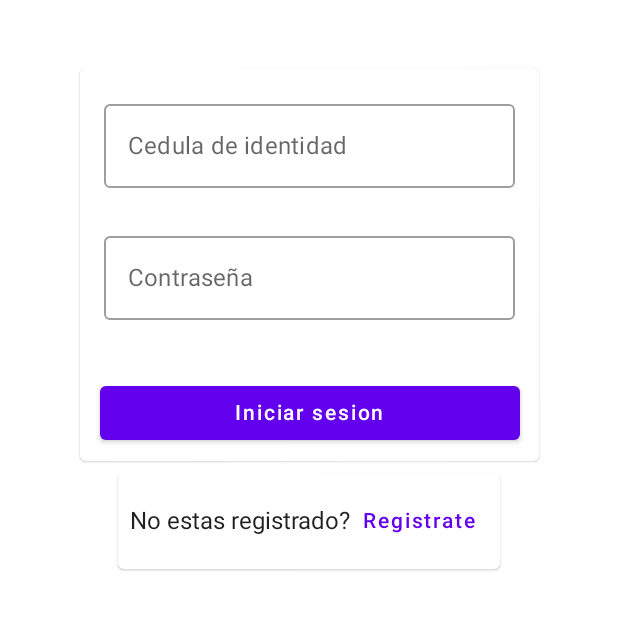
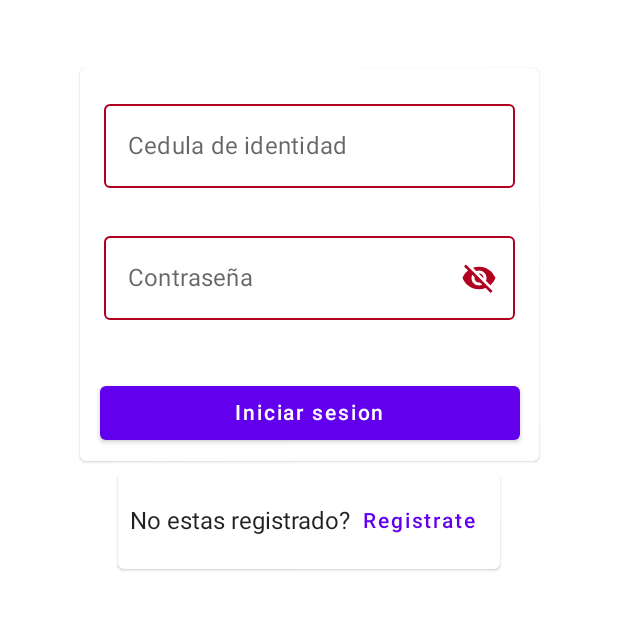
Before and after one commit to I-E-A-I-A-I-O/AppTesis, an Android app built with Jetpack Compose: the screen it shows after launch (MainActivity), on a phone screen of 412 x 824 dp, the part 198-828 px from its top. Run offline under Robolectric (Android 15) with nearby library versions, the phone set to English and light mode, and no system bars; our stand-ins replace Room's generated code, livedata-compose.

Commit message:
delete saved session on login

```diff
--- a/app/src/main/AndroidManifest.xml
+++ b/app/src/main/AndroidManifest.xml
@@ -15,6 +15,7 @@
         <activity
             android:name=".MainActivity"
             android:exported="true"
+            android:windowSoftInputMode="adjustResize"
             android:label="@string/title_activity_identification"
             android:theme="@style/Theme.AppTesis.NoActionBar">
             <intent-filter>
--- a/app/src/main/java/com/justdance/apptesis/screens/login/Login.kt
+++ b/app/src/main/java/com/justdance/apptesis/screens/login/Login.kt
@@ -1,5 +1,8 @@
 package com.justdance.apptesis.screens.login
 
+import androidx.compose.animation.AnimatedVisibility
+import androidx.compose.animation.ExperimentalAnimationApi
+import androidx.compose.foundation.clickable
 import androidx.compose.foundation.layout.*
 import androidx.compose.foundation.rememberScrollState
 import androidx.compose.foundation.text.KeyboardActions
@@ -15,14 +18,17 @@ import androidx.compose.ui.Modifier
 import androidx.compose.ui.focus.FocusRequester
 import androidx.compose.ui.focus.focusRequester
 import androidx.compose.ui.platform.LocalSoftwareKeyboardController
+import androidx.compose.ui.res.painterResource
 import androidx.compose.ui.text.input.ImeAction
 import androidx.compose.ui.text.input.KeyboardType
 import androidx.compose.ui.text.input.PasswordVisualTransformation
+import androidx.compose.ui.text.input.VisualTransformation
 import androidx.compose.ui.unit.dp
 import androidx.navigation.NavOptions
 import com.justdance.apptesis.R
 import com.justdance.apptesis.SnackActions
 
+@ExperimentalAnimationApi
 @ExperimentalComposeUiApi
 @Composable
 fun LoginScreen(navController: NavController, viewModel: LoginViewModel,
@@ -36,6 +42,7 @@ fun LoginScreen(navController: NavController, viewModel: LoginViewModel,
     var formValid by remember { mutableStateOf(false) }
     var passValid by remember { mutableStateOf(false) }
     var ciValid by remember { mutableStateOf(false) }
+    var hide by remember { mutableStateOf(true) }
     val validateForm = {
         ciValid = ci.isNotEmpty() && ci.matches("^[0-9]*\$".toRegex())
         passValid = pass.isNotEmpty() && pass.length <= 30
@@ -87,7 +94,7 @@ fun LoginScreen(navController: NavController, viewModel: LoginViewModel,
                                 .width(290.dp)
                                 .padding(8.dp),
                             singleLine = true,
-                            isError = ciValid,
+                            isError = !ciValid,
                             label = {
                                 Text(text = "Cedula de identidad")
                             },
@@ -111,19 +118,28 @@ fun LoginScreen(navController: NavController, viewModel: LoginViewModel,
                                 .padding(8.dp)
                                 .focusRequester(pField),
                             singleLine = true,
-                            isError = passValid,
+                            isError = !passValid,
+                            trailingIcon = {
+                                Icon(painter = painterResource(
+                                    id = if (!hide) R.drawable.ic_baseline_visibility_24
+                                    else R.drawable.ic_baseline_visibility_off_24),
+                                    contentDescription = if (!hide) "Ofuscar contraseña." else "Mostrar contraseña.",
+                                    modifier = Modifier.clickable { hide = !hide })
+                            },
                             label = {
                                 Text(text = "Contraseña")
                             },
-                            visualTransformation = PasswordVisualTransformation(),
+                            visualTransformation = if (hide) PasswordVisualTransformation() else VisualTransformation.None,
                             keyboardOptions = KeyboardOptions(
                                 keyboardType = KeyboardType.Password,
-                                imeAction = ImeAction.Done
+                                imeAction = ImeAction.Done,
                             ),
                             keyboardActions = KeyboardActions(
                                 onDone = {
                                     keyboardController?.hide()
                                     pField.freeFocus()
+                                    validateForm()
+                                    onLogin()
                                 }
                             ),
                             value = pass,
@@ -145,6 +161,11 @@ fun LoginScreen(navController: NavController, viewModel: LoginViewModel,
                     }
                 }
             }
+            AnimatedVisibility(visible = loading) {
+                Box(modifier = Modifier.fillMaxSize(), contentAlignment = Alignment.TopCenter) {
+                    LinearProgressIndicator(Modifier.width(300.dp))
+                }
+            }
             Spacer(modifier = Modifier.height(8.dp))
             Box(contentAlignment = Alignment.Center, modifier = Modifier.fillMaxSize()) {
                 Surface(
--- a/app/src/main/java/com/justdance/apptesis/screens/login/LoginViewModel.kt
+++ b/app/src/main/java/com/justdance/apptesis/screens/login/LoginViewModel.kt
@@ -53,6 +53,11 @@ class LoginViewModel(app: Application): AndroidViewModel(app) {
                         response.body()?.let {
                             loginResponse: LoginResponse ->
                             viewModelScope.launch {
+                                val result = sessionRepo.getSession()
+
+                                if (result.isNotEmpty())
+                                    sessionRepo.deleteSession(result.first())
+
                                 sessionRepo.insertSession(Session(0, loginResponse.token, loginResponse.name, loginResponse.email, loginResponse.ci))
                             }.invokeOnCompletion {
                                 _isLoading.value = false
```
